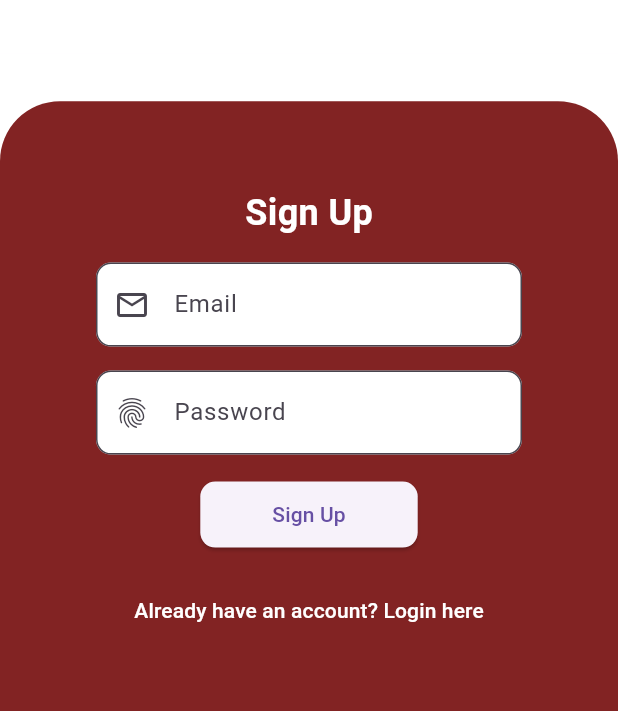
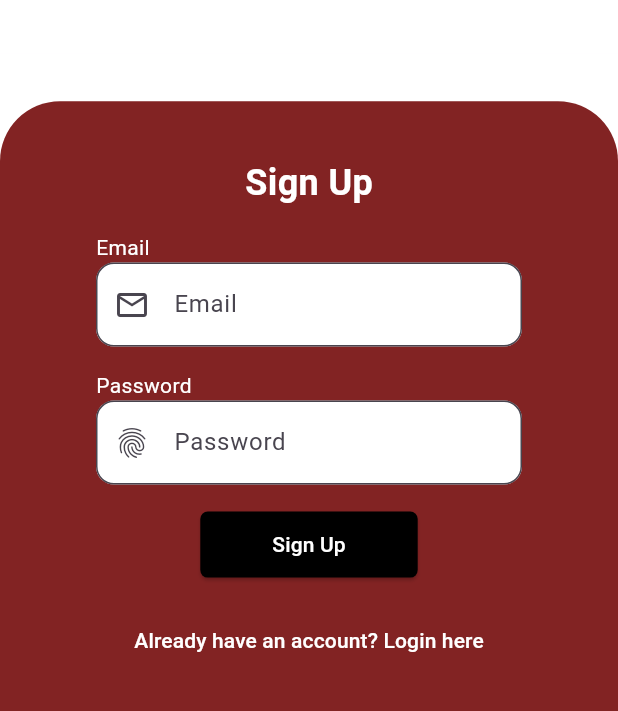
Before and after one commit to KCT1234/Finals_ADET, a Flutter app: the SignUpScreen screen opened directly, on a phone screen of 412 x 824 dp, the part 503-1214 px from its top. Run offline on Flutter 3.47's test engine with Material 3 defaults, Android fonts, the phone set to English and light mode, and no system bars; our stand-ins replace firebase_auth, firebase_core, flutter_map, geolocator, latlong2, sliding_up_panel; missing offline and left inert: flutter_map_location_marker; accounts and stored records are empty.

Commit message:
Updated signup_page.dart

```diff
--- a/lib/views/signup_page.dart
+++ b/lib/views/signup_page.dart
@@ -102,21 +102,29 @@
                                 ),
                               ),
                               const SizedBox(height: 16.0),
+                              // Static Text for Email
+                              Align(
+                                alignment: Alignment.centerLeft,
+                                child: const Text(
+                                  'Email',
+                                  style: TextStyle(color: Colors.white),
+                                ),
+                              ),
                               TextFormField(
                                 controller: _emailController,
                                 decoration: InputDecoration(
                                   filled: true,
                                   fillColor: Colors.white,
-                                  labelText: 'Email',
+                                  hintText: 'Email', // Set hint text for email
                                   prefixIcon: const Icon(Icons.email_outlined),
                                   border: OutlineInputBorder(
-                                    borderRadius: BorderRadius.circular(10.0),
+                                    borderRadius: BorderRadius.circular(12.0),
                                   ),
                                 ),
                                 keyboardType: TextInputType.emailAddress,
                                 validator: (value) {
                                   if (value == null || value.isEmpty) {
-                                    return 'Please enter an email';
+                                    return 'Email';
                                   }
                                   if (!RegExp(r'^[^@]+@[^@]+\.[^@]+').hasMatch(value)) {
                                     return 'Please enter a valid email address';
@@ -125,21 +133,29 @@
                                 },
                               ),
                               const SizedBox(height: 16.0),
+                              // Static Text for Password
+                              Align(
+                                alignment: Alignment.centerLeft,
+                                child: const Text(
+                                  'Password',
+                                  style : TextStyle(color: Colors.white),
+                                ),
+                              ),
                               TextFormField(
                                 controller: _passwordController,
                                 obscureText: true,
                                 decoration: InputDecoration(
                                   filled: true,
                                   fillColor: Colors.white,
-                                  labelText: 'Password',
+                                  hintText: 'Password', // Set hint text for password
                                   prefixIcon: const Icon(Icons.fingerprint),
                                   border: OutlineInputBorder(
-                                    borderRadius: BorderRadius.circular(10.0),
+                                    borderRadius: BorderRadius.circular(12.0),
                                   ),
                                 ),
                                 validator: (value) {
                                   if (value == null || value.isEmpty) {
-                                    return 'Please enter a password';
+                                    return 'Please enter a Password';
                                   }
                                   return null;
                                 },
@@ -164,10 +180,14 @@
                                 style: ElevatedButton.styleFrom(
                                   padding: const EdgeInsets.symmetric(horizontal: 48.0, vertical: 12.0),
                                   shape: RoundedRectangleBorder(
-                                    borderRadius: BorderRadius.circular(10.0),
+                                    borderRadius: BorderRadius.circular(5.0),
                                   ),
+                                  backgroundColor: Colors.black, // Set button background color to black
                                 ),
-                                child: const Text('Sign Up'),
+                                child: const Text(
+                                  'Sign Up',
+                                  style: TextStyle(color: Colors.white), // Set button text color to white
+                                ),
                               ),
                               const SizedBox(height: 16.0),
                               TextButton(
```
